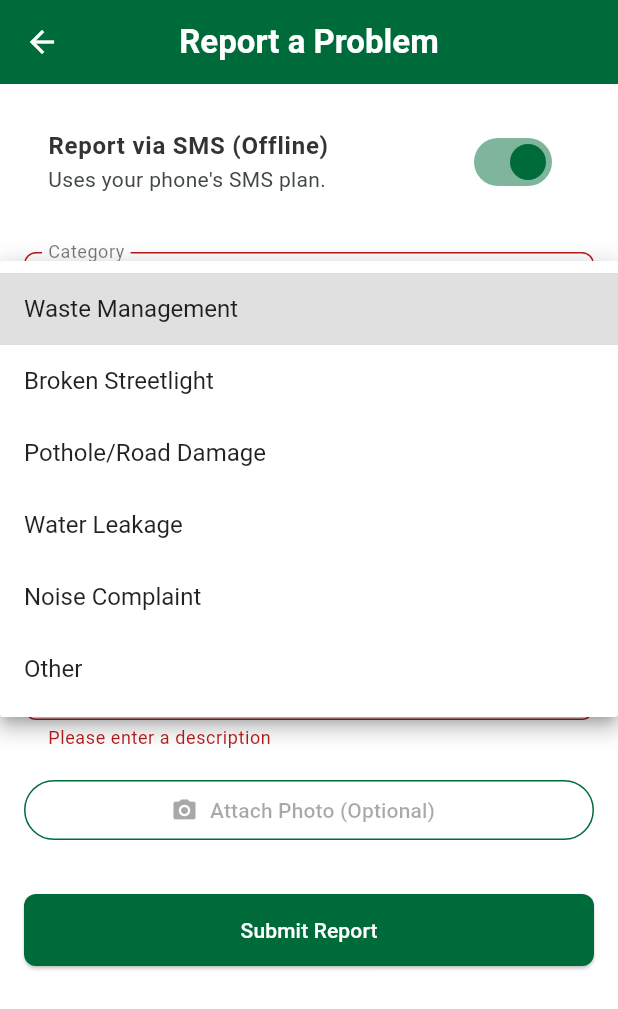
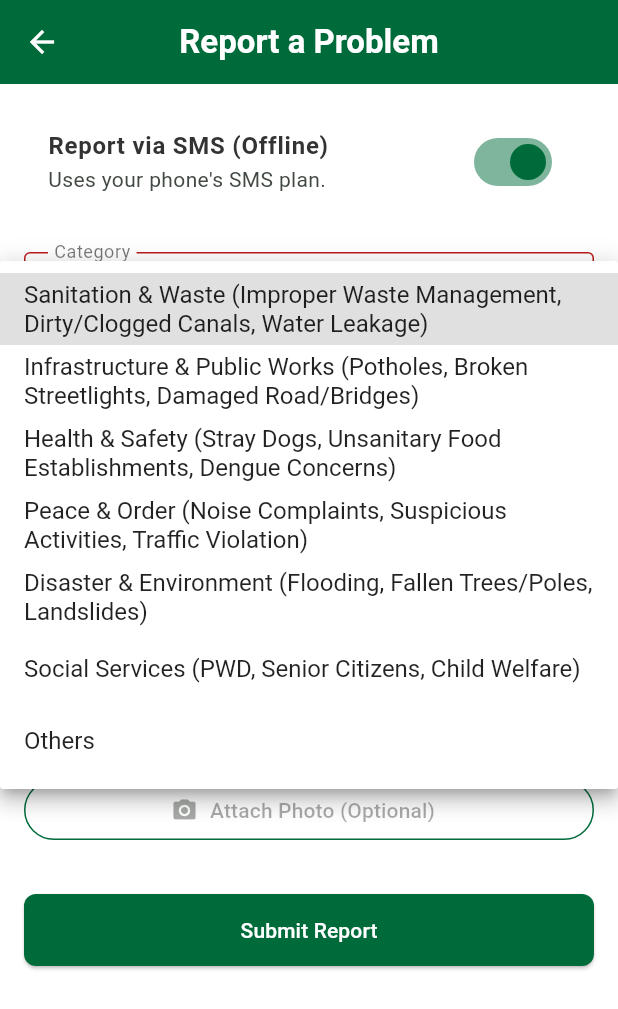
Before and after one commit to MysteriousAlarm/Bayombong-Connect-App-10-25-2025, a Flutter app: the ReportProblemScreen screen opened by its route, after a tap on "Report via App (Online)", after a tap on "Submit Report", after a tap on "Select Problem Category", on a phone screen of 412 x 824 dp. Shown: the top 1009 px of the screen. Run offline on Flutter 3.47's test engine with Material 3 defaults, Android fonts, the phone set to English and light mode, and no system bars; our stand-ins replace cloud_firestore, firebase_auth, firebase_core, image_picker; missing offline and left inert: firebase_app_check; accounts and stored records are empty.

Commit message:
Update main.dart

```diff
--- a/flutter_application_1/lib/main.dart
+++ b/flutter_application_1/lib/main.dart
@@ -511,6 +511,7 @@ class ReportProblemScreen extends StatefulWidget {
   _ReportProblemScreenState createState() => _ReportProblemScreenState();
 }
 
+// Report a Problem Screen
 class _ReportProblemScreenState extends State<ReportProblemScreen> {
   final _formKey = GlobalKey<FormState>();
   String? _selectedCategory;
@@ -523,12 +524,13 @@ class _ReportProblemScreenState extends State<ReportProblemScreen> {
   final ImagePicker _picker = ImagePicker();
 
   final List<String> _categories = [
-    'Waste Management',
-    'Broken Streetlight',
-    'Pothole/Road Damage',
-    'Water Leakage',
-    'Noise Complaint',
-    'Other',
+    'Sanitation & Waste (Improper Waste Management, Dirty/Clogged Canals, Water Leakage)',
+    'Infrastructure & Public Works (Potholes, Broken Streetlights, Damaged Road/Bridges)',
+    'Health & Safety (Stray Dogs, Unsanitary Food Establishments, Dengue Concerns) ',
+    'Peace & Order (Noise Complaints, Suspicious Activities, Traffic Violation)',
+    'Disaster & Environment (Flooding, Fallen Trees/Poles, Landslides)',
+    'Social Services (PWD, Senior Citizens, Child Welfare)',
+    'Others',
   ];
 
   // Function to pick image
@@ -586,11 +588,8 @@ class _ReportProblemScreenState extends State<ReportProblemScreen> {
     if (_formKey.currentState!.validate()) {
       _formKey.currentState!.save();
 
-      // In a real app with Firebase Storage, you would upload _imageFile here
-      // and get a URL to add to reportDetails.
-      // For now, we will just note that an image is attached.
-
-      final reportDetails = 'Category: $_selectedCategory\nLocation: ${_locationController.text}\nDescription: ${_descriptionController.text}';
+      final reportDetails =
+          'Category: $_selectedCategory\nLocation: ${_locationController.text}\nDescription: ${_descriptionController.text}';
 
       if (_isOffline) {
         _sendSmsReport(reportDetails);
@@ -601,17 +600,22 @@ class _ReportProblemScreenState extends State<ReportProblemScreen> {
   }
 
   Future<void> _sendSmsReport(String details) async {
-    final String smsUri = 'sms:+639170000000?body=${Uri.encodeComponent(details)}';
+    final String smsUri =
+        'sms:+639170000000?body=${Uri.encodeComponent(details)}';
     try {
       if (await canLaunchUrl(Uri.parse(smsUri))) {
         await launchUrl(Uri.parse(smsUri));
       } else {
         if (!mounted) return;
-        ScaffoldMessenger.of(context).showSnackBar(const SnackBar(content: Text('Could not open SMS app.')));
+        ScaffoldMessenger.of(context).showSnackBar(
+          const SnackBar(content: Text('Could not open SMS app.')),
+        );
       }
     } catch (e) {
       if (!mounted) return;
-      ScaffoldMessenger.of(context).showSnackBar(SnackBar(content: Text('Failed to open SMS app: $e')));
+      ScaffoldMessenger.of(
+        context,
+      ).showSnackBar(SnackBar(content: Text('Failed to open SMS app: $e')));
     }
   }
 
@@ -633,8 +637,6 @@ class _ReportProblemScreenState extends State<ReportProblemScreen> {
         'description': _descriptionController.text,
         'status': 'reported',
         'reportedAt': FieldValue.serverTimestamp(),
-        // Note: We are saving the local path for now.
-        // Real apps need Firebase Storage to upload the actual file to the cloud.
         'localImagePath': _imageFile?.path ?? '',
       };
       await FirebaseFirestore.instance.collection('reports').add(reportData);
@@ -648,15 +650,22 @@ class _ReportProblemScreenState extends State<ReportProblemScreen> {
       });
       _showConfirmationDialog(
         title: 'Report Submitted',
-          content: 'Your report has been successfully sent to the municipality database.');
+        content:
+            'Your report has been successfully sent to the municipality database.',
+      );
     } catch (e) {
       if (!mounted) return;
       Navigator.of(context).pop();
-      ScaffoldMessenger.of(context).showSnackBar(SnackBar(content: Text('Error submitting report: $e')));
+      ScaffoldMessenger.of(
+        context,
+      ).showSnackBar(SnackBar(content: Text('Error submitting report: $e')));
     }
   }
 
-  void _showConfirmationDialog({required String title, required String content}) {
+  void _showConfirmationDialog({
+    required String title,
+    required String content,
+  }) {
     showDialog(
       context: context,
       builder: (context) => AlertDialog(
@@ -665,7 +674,10 @@ class _ReportProblemScreenState extends State<ReportProblemScreen> {
         actions: [
           TextButton(
             child: const Text('OK'),
-            onPressed: () { Navigator.of(context).pop(); Navigator.of(context).pop(); },
+            onPressed: () {
+              Navigator.of(context).pop();
+              Navigator.of(context).pop();
+            },
           ),
         ],
       ),
@@ -685,31 +697,51 @@ class _ReportProblemScreenState extends State<ReportProblemScreen> {
             children: [
               SwitchListTile(
                 title: Text(
-                  _isOffline ? 'Report via SMS (Offline)' : 'Report via App (Online)',
-                  style: Theme.of(context).textTheme.bodyLarge?.copyWith(fontWeight: FontWeight.bold),
+                  _isOffline
+                      ? 'Report via SMS (Offline)'
+                      : 'Report via App (Online)',
+                  style: Theme.of(context).textTheme.bodyLarge?.copyWith(
+                    fontWeight: FontWeight.bold,
                   ),
-                subtitle: Text(_isOffline ? 'Uses your phone\'s SMS plan.' : 'Uses mobile data or Wi-Fi.'),
+                ),
+                subtitle: Text(
+                  _isOffline
+                      ? 'Uses your phone\'s SMS plan.'
+                      : 'Uses mobile data or Wi-Fi.',
+                ),
                 value: _isOffline,
-                onChanged: (value) { setState(() { _isOffline = value; }); },
+                onChanged: (value) {
+                  setState(() {
+                    _isOffline = value;
+                  });
+                },
                 activeThumbColor: Theme.of(context).primaryColor,
               ),
               const SizedBox(height: 24),
-              // Updated Dropdown with visible colors
+
+              // --- FIXED DROPDOWN MENU ---
               DropdownButtonFormField<String>(
                 value: _selectedCategory,
                 hint: const Text('Select Problem Category'),
                 isExpanded: true,
-                // Fix: Set the background color of the popup menu to white
-                dropdownColor: Colors.white,
-                // Fix: Set the text style for the items inside the dropdown
-                style: const TextStyle(color: Colors.black87, fontSize: 16),
-                items: _categories.map((String category) {
+                dropdownColor: Colors.white, // Force white background for menu
+                style: const TextStyle(
+                  color: Colors.black,
+                  fontSize: 16,
+                ), // Force black text for selected item
+                icon: const Icon(
+                  Icons.arrow_drop_down,
+                  color: Colors.black54,
+                ), // Visible dropdown arrow
+                items:
+                    _categories.map((String category) {
                       return DropdownMenuItem<String>(
                         value: category,
                         child: Text(
                           category,
-                      // Ensure individual item text is black
-                      style: const TextStyle(color: Colors.black87),
+                          style: const TextStyle(
+                            color: Colors.black87,
+                          ), // Force black text for menu items
                         ),
                       );
                     }).toList(),
@@ -718,37 +750,55 @@ class _ReportProblemScreenState extends State<ReportProblemScreen> {
                     _selectedCategory = newValue;
                   });
                 },
-                validator: (value) =>
+                validator:
+                    (value) =>
                         value == null ? 'Please select a category' : null,
                 decoration: const InputDecoration(
                   labelText: 'Category',
                   prefixIcon: Icon(Icons.category),
-                  // Fix: Ensure the label text is readable
-                  labelStyle: TextStyle(color: Colors.black54),
-                  enabledBorder: OutlineInputBorder(
-                    borderSide: BorderSide(color: Colors.grey),
+                  labelStyle: TextStyle(
+                    color: Colors.black54,
+                  ), // Visible label
+                  contentPadding: EdgeInsets.symmetric(
+                    horizontal: 16,
+                    vertical: 16,
                   ),
-                  focusedBorder: OutlineInputBorder(
-                    borderSide: BorderSide(color: Color(0xFF006B3A), width: 2),
+                  border: OutlineInputBorder(), // Ensure border is visible
                 ),
               ),
-              ),
+              // ---------------------------
+
               const SizedBox(height: 16),
               TextFormField(
                 controller: _locationController,
-                decoration: const InputDecoration(labelText: 'Location / Landmark', prefixIcon: Icon(Icons.location_on)),
-                validator: (value) => value == null || value.isEmpty ? 'Please enter a location' : null,
+                decoration: const InputDecoration(
+                  labelText: 'Location / Landmark',
+                  prefixIcon: Icon(Icons.location_on),
+                  hintText: 'e.g., "In front of St. Dominic\'s Cathedral"',
+                ),
+                validator:
+                    (value) =>
+                        value == null || value.isEmpty
+                            ? 'Please enter a location'
+                            : null,
               ),
               const SizedBox(height: 16),
               TextFormField(
                 controller: _descriptionController,
-                decoration: const InputDecoration(labelText: 'Brief Description', prefixIcon: Icon(Icons.description)),
+                decoration: const InputDecoration(
+                  labelText: 'Brief Description',
+                  prefixIcon: Icon(Icons.description),
+                  hintText: 'Describe the problem in detail.',
+                ),
                 maxLines: 4,
-                validator: (value) => value == null || value.isEmpty ? 'Please enter a description' : null,
+                validator:
+                    (value) =>
+                        value == null || value.isEmpty
+                            ? 'Please enter a description'
+                            : null,
               ),
               const SizedBox(height: 16),
 
-              // --- IMAGE PREVIEW SECTION ---
               if (_imageFile != null)
                 Stack(
                   alignment: Alignment.topRight,
@@ -773,15 +823,14 @@ class _ReportProblemScreenState extends State<ReportProblemScreen> {
                           _imageFile = null;
                         });
                       },
-                    )
+                    ),
                   ],
                 ),
-
           // --- IMAGE PICKER BUTTON ---
               OutlinedButton.icon(
                 icon: const Icon(Icons.camera_alt),
                 label: const Text('Attach Photo (Optional)'),
-                onPressed: _isOffline ? null : _showImagePickerOptions, // Opens the dialog
+                onPressed: _isOffline ? null : _showImagePickerOptions,
                 style: OutlinedButton.styleFrom(
                   foregroundColor: Theme.of(context).primaryColor,
                   side: BorderSide(color: Theme.of(context).primaryColor),
@@ -789,7 +838,10 @@ class _ReportProblemScreenState extends State<ReportProblemScreen> {
               ),
 
               const SizedBox(height: 32),
-              ElevatedButton(onPressed: _submitReport, child: const Text('Submit Report')),
+              ElevatedButton(
+                onPressed: _submitReport,
+                child: const Text('Submit Report'),
+              ),
             ],
           ),
         ),
```
Lines whose indentation alone changed are shown as unchanged.
